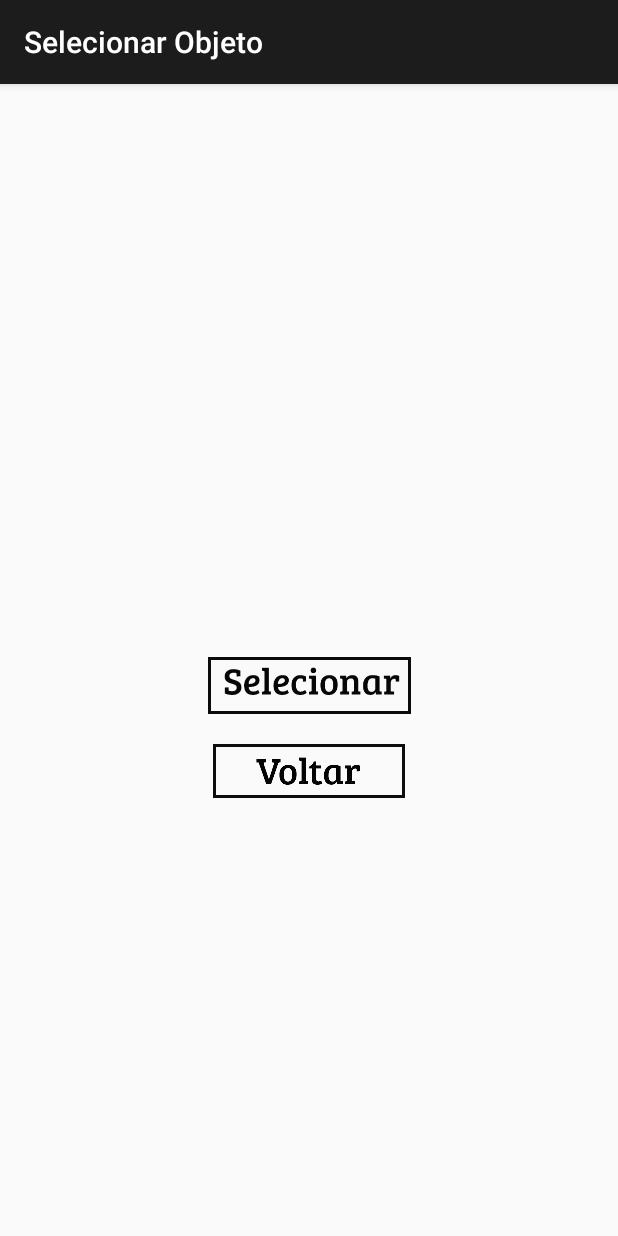
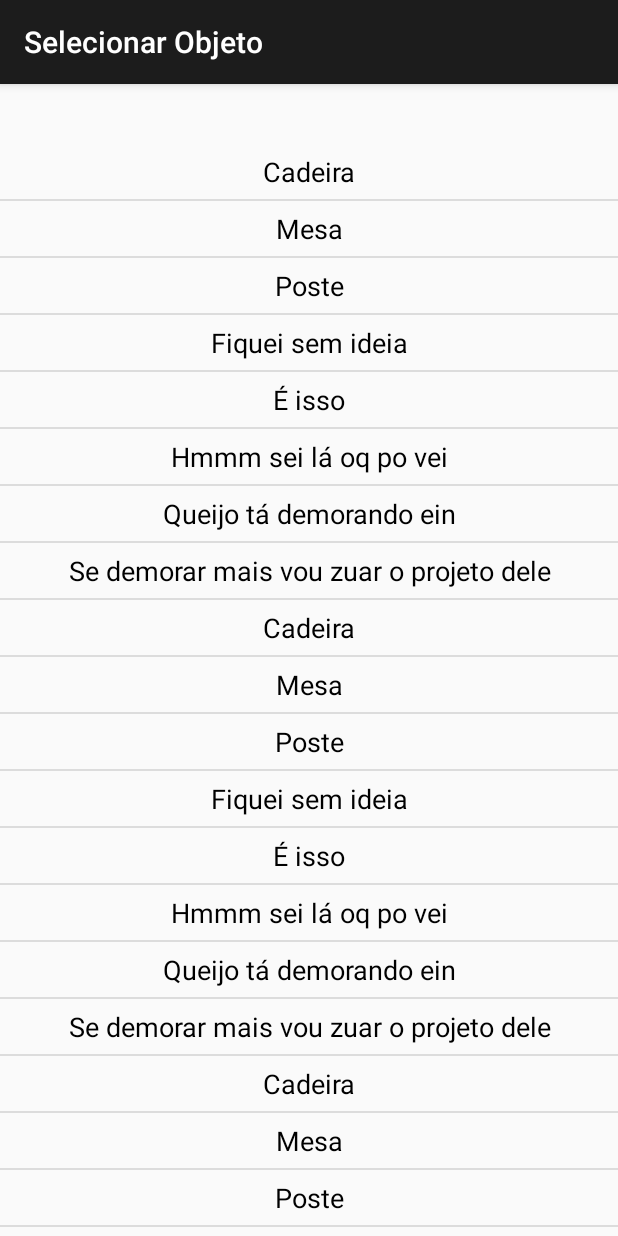
Before and after one commit to Marcosnto/tcc-stevie, an Android app: the IdentificarObjeto screen opened directly, with no data from a screen before it, after a tap on "Selecionar objeto", on a phone screen of 412 x 824 dp. Run offline under Robolectric (Android 15) with nearby library versions, the phone set to English and light mode, and no system bars; 3 statements that could not run were skipped.

Commit message:
Criação do RecycleView no aplicativo para exibição dos dados do banco

```diff
--- a/Aplicativo/stevie/app/build.gradle
+++ b/Aplicativo/stevie/app/build.gradle
@@ -22,6 +22,7 @@ dependencies {
     implementation fileTree(dir: 'libs', include: ['*.jar'])
     implementation 'com.android.support:appcompat-v7:28.0.0'
     implementation 'com.android.support.constraint:constraint-layout:1.1.3'
+    implementation 'com.android.support:recyclerview-v7:28.0.0'
     testImplementation 'junit:junit:4.12'
     androidTestImplementation 'com.android.support.test:runner:1.0.2'
     androidTestImplementation 'com.android.support.test.espresso:espresso-core:3.0.2'
--- /dev/null
+++ b/Aplicativo/stevie/app/src/main/java/com/example/stevie/ChooseOptionActivity.java
@@ -0,0 +1,118 @@
+package com.example.stevie;
+
+import android.content.Intent;
+import android.os.Bundle;
+import android.support.annotation.Nullable;
+import android.support.v7.app.AppCompatActivity;
+import android.support.v7.widget.DividerItemDecoration;
+import android.support.v7.widget.LinearLayoutManager;
+import android.support.v7.widget.RecyclerView;
+import android.util.Log;
+import android.view.View;
+import android.widget.ImageButton;
+import android.widget.Toast;
+
+import com.example.stevie.adapter.ObjectRecyclerAdapter;
+
+public class ChooseOptionActivity extends AppCompatActivity {
+
+    private RecyclerView recyclerView;
+    private RecyclerView.Adapter mAdapter;
+    private RecyclerView.LayoutManager layoutManager;
+
+    @Override
+    protected void onCreate(@Nullable Bundle savedInstanceState) {
+        super.onCreate(savedInstanceState);
+
+        setContentView(R.layout.activity_selecionar_opcao);
+
+        recyclerView = findViewById(R.id.objectRecycler);
+
+        String title = getIntent().getStringExtra("title");
+
+        if (title != null) {
+            setTitle(title);
+        }
+
+        ImageButton btnSelecionar=  findViewById(R.id.btnSelecionar);
+        ImageButton btnVoltar = findViewById(R.id.btnVoltar);
+
+        btnSelecionar.setOnClickListener(new View.OnClickListener() {
+            @Override
+            public void onClick(View v) {
+                Intent intent = new Intent(ChooseOptionActivity.this, Navegar.class);
+                startActivity(intent);
+            }
+        });
+
+        btnVoltar.setOnClickListener(new View.OnClickListener() {
+            @Override
+            public void onClick(View v) {
+                Intent intent = new Intent(ChooseOptionActivity.this, MenuPrincipal.class);
+                startActivity(intent);
+            }
+        });
+
+        setupRecycler();
+    }
+
+    private void setupRecycler() {
+        Log.d("Recycler", "got");
+
+        // use a linear layout manager
+        layoutManager = new LinearLayoutManager(this);
+        recyclerView.setLayoutManager(layoutManager);
+        recyclerView.addItemDecoration(new DividerItemDecoration(recyclerView.getContext(), DividerItemDecoration.VERTICAL));
+
+
+        String[] mockedList = {"Cadeira",
+                "Mesa",
+                "Poste",
+                "Fiquei sem ideia",
+                "É isso",
+                "Hmmm sei lá oq po vei",
+                "Queijo tá demorando ein",
+                "Se demorar mais vou zuar o projeto dele",
+                "Cadeira",
+                "Mesa",
+                "Poste",
+                "Fiquei sem ideia",
+                "É isso",
+                "Hmmm sei lá oq po vei",
+                "Queijo tá demorando ein",
+                "Se demorar mais vou zuar o projeto dele","Cadeira",
+                "Mesa",
+                "Poste",
+                "Fiquei sem ideia",
+                "É isso",
+                "Hmmm sei lá oq po vei",
+                "Queijo tá demorando ein",
+                "Se demorar mais vou zuar o projeto dele"};
+
+        String[] mockedList2 = {"Cadeira",
+                "Mesa",
+                "Poste",
+                "Fiquei sem ideia",
+                "É isso",
+                "Hmmm sei lá oq po vei",
+                "Queijo tá demorando ein",
+                "Se demorar mais vou zuar o projeto dele"};
+
+
+        // specify an adapter (see also next example)
+        mAdapter = new ObjectRecyclerAdapter(mockedList, new ObjectRecyclerAdapter.ChooseOptionInterface() {
+            @Override
+            public void onOptionClicked(String name) {
+                Toast.makeText(ChooseOptionActivity.this, name, Toast.LENGTH_LONG).show();
+                Intent intent = new Intent(ChooseOptionActivity.this, Navegar.class);
+                startActivity(intent);
+            }
+        });
+        recyclerView.setAdapter(mAdapter);
+        mAdapter.notifyDataSetChanged();
+    }
+
+    public interface ChooseOptionInterface {
+        void onOptionClicked(String name);
+    }
+}
--- a/Aplicativo/stevie/app/src/main/java/com/example/stevie/Ajuda.java
+++ b/Aplicativo/stevie/app/src/main/java/com/example/stevie/HelpActivity.java
@@ -6,24 +6,24 @@ import android.os.Bundle;
 import android.view.View;
 import android.widget.ImageButton;
 
-public class Ajuda extends AppCompatActivity {
+public class HelpActivity extends AppCompatActivity {
 
     @Override
     protected void onCreate(Bundle savedInstanceState) {
         super.onCreate(savedInstanceState);
         setContentView(R.layout.activity_ajuda);
 
-        setTitle("Ajuda");
+        setTitle("HelpActivity");
 
-        ImageButton btnObjetivo = (ImageButton) findViewById(R.id.btnObjetivo);
-        ImageButton btnUtilizar = (ImageButton) findViewById(R.id.btnUtilizar);
-        ImageButton btnSobre = (ImageButton) findViewById(R.id.btnSobre);
-        ImageButton btnVoltar = (ImageButton) findViewById(R.id.btnVoltar);
+        ImageButton btnObjetivo = findViewById(R.id.btnObjetivo);
+        ImageButton btnUtilizar = findViewById(R.id.btnUtilizar);
+        ImageButton btnSobre = findViewById(R.id.btnSobre);
+        ImageButton btnVoltar = findViewById(R.id.btnVoltar);
 
         btnVoltar.setOnClickListener(new View.OnClickListener() {
             @Override
             public void onClick(View v) {
-                Intent intent = new Intent(Ajuda.this, MenuPrincipal.class);
+                Intent intent = new Intent(HelpActivity.this, MenuPrincipal.class);
                 startActivity(intent);
             }
         });
--- a/Aplicativo/stevie/app/src/main/java/com/example/stevie/IdentificarObjeto.java
+++ b/Aplicativo/stevie/app/src/main/java/com/example/stevie/IdentificarObjeto.java
@@ -15,14 +15,15 @@ public class IdentificarObjeto extends AppCompatActivity {
 
         setTitle("Identificar Objeto");
 
-        ImageButton btnProximos = (ImageButton) findViewById(R.id.btnProximos);
-        ImageButton btnEspecifico = (ImageButton) findViewById(R.id.btnEspecifico);
-        ImageButton btnVoltar = (ImageButton) findViewById(R.id.btnVoltar);
+        ImageButton btnProximos = findViewById(R.id.btnProximos);
+        ImageButton btnEspecifico = findViewById(R.id.btnEspecifico);
+        ImageButton btnVoltar = findViewById(R.id.btnVoltar);
 
         btnEspecifico.setOnClickListener(new View.OnClickListener() {
             @Override
             public void onClick(View v) {
-                Intent intent = new Intent(IdentificarObjeto.this, SelecionarObjeto.class);
+                Intent intent = new Intent(IdentificarObjeto.this, ChooseOptionActivity.class);
+                intent.putExtra("title", "Selecionar Objeto");
                 startActivity(intent);
             }
         });
--- a/Aplicativo/stevie/app/src/main/java/com/example/stevie/MenuPrincipal.java
+++ b/Aplicativo/stevie/app/src/main/java/com/example/stevie/MenuPrincipal.java
@@ -40,7 +40,7 @@ public class MenuPrincipal extends AppCompatActivity {
         btnAjuda.setOnClickListener(new View.OnClickListener() {
             @Override
             public void onClick(View v) {
-                Intent intent = new Intent (MenuPrincipal.this, Ajuda.class);
+                Intent intent = new Intent (MenuPrincipal.this, HelpActivity.class);
                 startActivity(intent);
             }
         });
--- a/Aplicativo/stevie/app/src/main/java/com/example/stevie/SelecionarObjeto.java
+++ b/Aplicativo/stevie/app/src/main/java/com/example/stevie/SelecionarObjeto.java
@@ -11,12 +11,12 @@ public class SelecionarObjeto extends AppCompatActivity {
     @Override
     protected void onCreate(Bundle savedInstanceState) {
         super.onCreate(savedInstanceState);
-        setContentView(R.layout.activity_selecionar_objeto);
+        setContentView(R.layout.activity_selecionar_opcao);
 
         setTitle("Selecionar Objeto");
 
-        ImageButton btnSelecionar= (ImageButton) findViewById(R.id.btnSelecionar);
-        ImageButton btnVoltar = (ImageButton) findViewById(R.id.btnVoltar);
+        ImageButton btnSelecionar=  findViewById(R.id.btnSelecionar);
+        ImageButton btnVoltar = findViewById(R.id.btnVoltar);
 
         btnSelecionar.setOnClickListener(new View.OnClickListener() {
             @Override
--- /dev/null
+++ b/Aplicativo/stevie/app/src/main/java/com/example/stevie/adapter/ObjectRecyclerAdapter.java
@@ -0,0 +1,69 @@
+package com.example.stevie.adapter;
+
+import android.support.annotation.NonNull;
+import android.support.v7.widget.RecyclerView;
+import android.view.LayoutInflater;
+import android.view.View;
+import android.view.ViewGroup;
+import android.widget.TextView;
+
+import com.example.stevie.R;
+
+import org.w3c.dom.Text;
+
+public class ObjectRecyclerAdapter extends RecyclerView.Adapter<ObjectRecyclerAdapter.MyViewHolder> {
+
+    private String[] objectList;
+    private ChooseOptionInterface chooseOptionInterface;
+
+    public ObjectRecyclerAdapter(String[] list, ChooseOptionInterface chooseOptionInterface) {
+        objectList = list;
+        this.chooseOptionInterface = chooseOptionInterface;
+    }
+
+    @NonNull
+    @Override
+    public MyViewHolder onCreateViewHolder(@NonNull ViewGroup parent, int type) {
+        // create a new view
+        View v = LayoutInflater.from(parent.getContext())
+                .inflate(R.layout.object_recycler_item, parent, false);
+
+        return new MyViewHolder(v);
+    }
+
+    @Override
+    public void onBindViewHolder(@NonNull MyViewHolder holder, final int position) {
+        // - get element from your dataset at this position
+        // - replace the contents of the view with that element
+        final String objectName = objectList[position];
+        holder.bind(objectName);
+        holder.itemView.setOnClickListener(new View.OnClickListener() {
+            @Override
+            public void onClick(View view) {
+                chooseOptionInterface.onOptionClicked(objectName);
+            }
+        });
+    }
+
+    @Override
+    public int getItemCount() {
+        return objectList.length;
+    }
+
+    static class MyViewHolder extends RecyclerView.ViewHolder {
+        TextView objectName;
+
+        MyViewHolder(View v) {
+            super(v);
+            objectName = v.findViewById(R.id.objectName);
+        }
+
+        void bind(String name) {
+            objectName.setText(name);
+        }
+    }
+
+    public interface ChooseOptionInterface {
+        void onOptionClicked(String name);
+    }
+}
--- a/Aplicativo/stevie/app/src/main/res/layout/activity_ajuda.xml
+++ b/Aplicativo/stevie/app/src/main/res/layout/activity_ajuda.xml
@@ -4,7 +4,7 @@
     xmlns:tools="http://schemas.android.com/tools"
     android:layout_width="match_parent"
     android:layout_height="match_parent"
-    tools:context=".Ajuda">
+    tools:context=".HelpActivity">
 
     <ImageButton
         android:id="@+id/btnObjetivo"
--- a/Aplicativo/stevie/app/src/main/res/layout/activity_selecionar_objeto.xml
+++ /dev/null
@@ -1,32 +0,0 @@
-<?xml version="1.0" encoding="utf-8"?>
-<android.support.constraint.ConstraintLayout xmlns:android="http://schemas.android.com/apk/res/android"
-    xmlns:app="http://schemas.android.com/apk/res-auto"
-    xmlns:tools="http://schemas.android.com/tools"
-    android:layout_width="match_parent"
-    android:layout_height="match_parent"
-    tools:context=".SelecionarObjeto">
-
-    <ImageButton
-        android:id="@+id/btnSelecionar"
-        android:layout_width="0dp"
-        android:layout_height="wrap_content"
-        android:layout_marginTop="380dp"
-        android:background="@null"
-        android:contentDescription="@string/btnT4O2"
-        app:layout_constraintEnd_toEndOf="parent"
-        app:layout_constraintStart_toStartOf="parent"
-        app:layout_constraintTop_toTopOf="parent"
-        app:srcCompat="@drawable/botao_selecionar" />
-
-    <ImageButton
-        android:id="@+id/btnVoltar"
-        android:layout_width="0dp"
-        android:layout_height="wrap_content"
-        android:layout_marginTop="20dp"
-        android:background="@null"
-        android:contentDescription="@string/btnT4O3"
-        app:layout_constraintEnd_toEndOf="parent"
-        app:layout_constraintStart_toStartOf="parent"
-        app:layout_constraintTop_toBottomOf="@+id/btnSelecionar"
-        app:srcCompat="@drawable/botao_voltar" />
-</android.support.constraint.ConstraintLayout>
--- /dev/null
+++ b/Aplicativo/stevie/app/src/main/res/layout/activity_selecionar_opcao.xml
@@ -0,0 +1,47 @@
+<?xml version="1.0" encoding="utf-8"?>
+<android.support.constraint.ConstraintLayout xmlns:android="http://schemas.android.com/apk/res/android"
+    xmlns:app="http://schemas.android.com/apk/res-auto"
+    android:layout_width="match_parent"
+    android:layout_height="match_parent"
+    xmlns:tools="http://schemas.android.com/tools"
+    tools:context=".ChooseOptionActivity">
+
+<!--    <ImageButton-->
+<!--        android:id="@+id/btnSelecionar"-->
+<!--        android:layout_width="0dp"-->
+<!--        android:layout_height="wrap_content"-->
+<!--        android:layout_marginTop="380dp"-->
+<!--        android:background="@null"-->
+<!--        android:contentDescription="@string/btnT4O2"-->
+<!--        android:visibility="gone"-->
+<!--        app:layout_constraintEnd_toEndOf="parent"-->
+<!--        app:layout_constraintStart_toStartOf="parent"-->
+<!--        app:layout_constraintTop_toTopOf="parent"-->
+<!--        app:srcCompat="@drawable/botao_selecionar" />-->
+
+<!--    <ImageButton-->
+<!--        android:id="@+id/btnVoltar"-->
+<!--        android:layout_width="0dp"-->
+<!--        android:layout_height="wrap_content"-->
+<!--        android:layout_marginTop="20dp"-->
+<!--        android:background="@null"-->
+<!--        android:contentDescription="@string/btnT4O3"-->
+<!--        android:visibility="gone"-->
+<!--        app:layout_constraintEnd_toEndOf="parent"-->
+<!--        app:layout_constraintStart_toStartOf="parent"-->
+<!--        app:layout_constraintTop_toBottomOf="@+id/btnSelecionar"-->
+<!--        app:srcCompat="@drawable/botao_voltar" />-->
+
+    <android.support.v7.widget.RecyclerView
+        android:id="@+id/objectRecycler"
+        android:layout_width="match_parent"
+        android:layout_height="wrap_content"
+        android:layout_marginTop="40dp"
+        android:visibility="visible"
+        app:layout_constraintTop_toTopOf="parent"
+        app:layout_constraintStart_toStartOf="parent"
+        app:layout_constraintEnd_toEndOf="parent"
+        android:contentDescription="@string/list_options"/>
+
+
+</android.support.constraint.ConstraintLayout>
--- /dev/null
+++ b/Aplicativo/stevie/app/src/main/res/layout/object_recycler_item.xml
@@ -0,0 +1,20 @@
+<?xml version="1.0" encoding="utf-8"?>
+<android.support.constraint.ConstraintLayout xmlns:android="http://schemas.android.com/apk/res/android"
+    android:layout_width="match_parent"
+    android:layout_height="wrap_content"
+    xmlns:app="http://schemas.android.com/apk/res-auto">
+
+    <TextView
+        android:id="@+id/objectName"
+        android:layout_width="match_parent"
+        android:layout_height="wrap_content"
+        android:padding="6dp"
+        android:textSize="18sp"
+        android:textColor="@android:color/black"
+        android:gravity="center"
+        app:layout_constraintStart_toStartOf="parent"
+        app:layout_constraintEnd_toEndOf="parent"
+        app:layout_constraintTop_toTopOf="parent"
+        android:text="Testando"/>
+
+</android.support.constraint.ConstraintLayout>
--- a/Aplicativo/stevie/app/src/main/res/values/strings.xml
+++ b/Aplicativo/stevie/app/src/main/res/values/strings.xml
@@ -32,7 +32,7 @@
     <!--Tela 5 - Navegar -->
 
 
-    <!--Tela Ajuda -->
+    <!--Tela HelpActivity -->
     <string name="menuAjuda" translatable="false">Menu de Ajuda</string>
     <string name="mnAjuda" translatable="false">Ajuda</string>
     <string name="objetivo" translatable="false">Objetivo do Aplicativo</string>
@@ -43,5 +43,6 @@
     <!--Genéricos-->
     <string name="Voltar" translatable="false">Voltar</string>
     <string name="VoltarPrincipal" translatable="false">Voltar ao menu principal</string>
+    <string name="list_options">Lista de opções</string>
 
 </resources>
--- a/Aplicativo/stevie/build.gradle
+++ b/Aplicativo/stevie/build.gradle
@@ -7,7 +7,7 @@ buildscript {
 
     }
     dependencies{
-    classpath 'com.android.tools.build:gradle:3.4.2'
+    classpath 'com.android.tools.build:gradle:3.5.0'
         // NOTE: Do not place your application dependencies here; they belong
         // in the individual module build.gradle files
 }
```
Also changed, not shown: Aplicativo/stevie/app/src/main/AndroidManifest.xml (+12 -11 lines), Aplicativo/stevie/gradle/wrapper/gradle-wrapper.properties.
